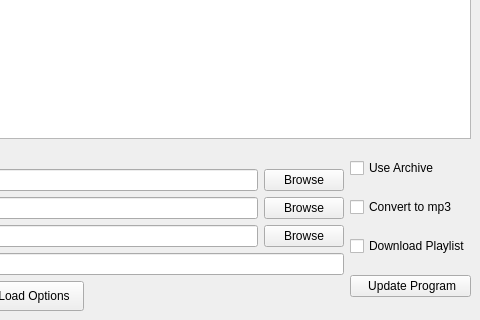
Above: youtube_downloader/main.ui from aidanprior/youtube-dl before the change; both pictures show x 649 to 1129 and y 420 to 740 of the 1129 by 740 pixel window. Below: the same form after it.
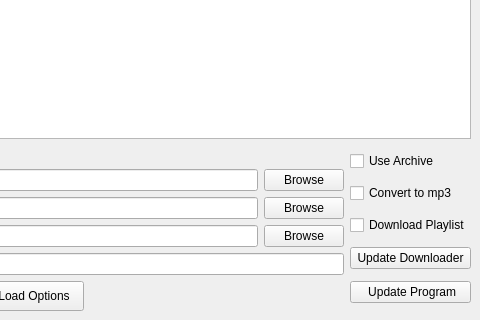
That is the form after the change. Icons and pictures are not drawn.

Commit message: now conforms to flake8; update ytdl with button; better info label text; moved data to roaming; logs to file better

Diff of the .ui file:
```diff
--- a/youtube_downloader/main.ui
+++ b/youtube_downloader/main.ui
@@ -535,6 +535,13 @@
           </property>
          </widget>
         </item>
+        <item>
+         <widget class="QPushButton" name="ytdl_update_button">
+          <property name="text">
+           <string>Update Downloader</string>
+          </property>
+         </widget>
+        </item>
         <item>
          <widget class="QPushButton" name="update_button">
           <property name="text">
```
The commit also changes 6 other files.
